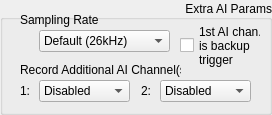
This is Bug_ExtraAIParams.ui in acorver/SpikeGL as Qt 5 draws it before an edit. The edited form follows.
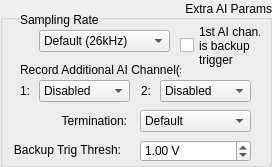
This is the edited form.

The edit to the form file:
```diff
--- a/Bug_ExtraAIParams.ui
+++ b/Bug_ExtraAIParams.ui
@@ -7,7 +7,7 @@
     <x>0</x>
     <y>0</y>
     <width>272</width>
-    <height>115</height>
+    <height>167</height>
    </rect>
   </property>
   <property name="windowTitle">
@@ -181,6 +181,110 @@
 trigger</string>
    </property>
   </widget>
+  <widget class="QLabel" name="aiTerminationLabel">
+   <property name="geometry">
+    <rect>
+     <x>6</x>
+     <y>110</y>
+     <width>121</width>
+     <height>22</height>
+    </rect>
+   </property>
+   <property name="toolTip">
+    <string>The termination setting to use for the AI channels.  See NI docs for an explanation of these terms.  Default is usually good enough.</string>
+   </property>
+   <property name="text">
+    <string>Termination:</string>
+   </property>
+   <property name="alignment">
+    <set>Qt::AlignRight|Qt::AlignTrailing|Qt::AlignVCenter</set>
+   </property>
+  </widget>
+  <widget class="QComboBox" name="terminationCB">
+   <property name="geometry">
+    <rect>
+     <x>140</x>
+     <y>110</y>
+     <width>111</width>
+     <height>22</height>
+    </rect>
+   </property>
+   <property name="toolTip">
+    <string>The termination setting to use for the AI channels.  See NI docs for an explanation of these terms.  Default is usually good enough.</string>
+   </property>
+   <item>
+    <property name="text">
+     <string>Default</string>
+    </property>
+   </item>
+   <item>
+    <property name="text">
+     <string>RSE</string>
+    </property>
+   </item>
+   <item>
+    <property name="text">
+     <string>NRSE</string>
+    </property>
+   </item>
+   <item>
+    <property name="text">
+     <string>Differential</string>
+    </property>
+   </item>
+   <item>
+    <property name="text">
+     <string>PseudoDifferential</string>
+    </property>
+   </item>
+  </widget>
+  <widget class="QLabel" name="threshLbl">
+   <property name="geometry">
+    <rect>
+     <x>10</x>
+     <y>140</y>
+     <width>111</width>
+     <height>20</height>
+    </rect>
+   </property>
+   <property name="toolTip">
+    <string>&lt;html&gt;&lt;head/&gt;&lt;body&gt;&lt;p&gt;Specify the threshold for AI triggering, if using AI as a backup trigger.&lt;/p&gt;&lt;p&gt;Otherwise this parameter is ignored.&lt;/p&gt;&lt;/body&gt;&lt;/html&gt;</string>
+   </property>
+   <property name="text">
+    <string>Backup Trig Thresh:</string>
+   </property>
+   <property name="alignment">
+    <set>Qt::AlignRight|Qt::AlignTrailing|Qt::AlignVCenter</set>
+   </property>
+  </widget>
+  <widget class="QDoubleSpinBox" name="thresh">
+   <property name="geometry">
+    <rect>
+     <x>140</x>
+     <y>140</y>
+     <width>111</width>
+     <height>22</height>
+    </rect>
+   </property>
+   <property name="toolTip">
+    <string>&lt;html&gt;&lt;head/&gt;&lt;body&gt;&lt;p&gt;Specify the threshold for AI triggering, if using AI as a backup trigger.&lt;/p&gt;&lt;p&gt;Otherwise this parameter is ignored.&lt;/p&gt;&lt;/body&gt;&lt;/html&gt;</string>
+   </property>
+   <property name="suffix">
+    <string> V</string>
+   </property>
+   <property name="minimum">
+    <double>-10.000000000000000</double>
+   </property>
+   <property name="maximum">
+    <double>10.000000000000000</double>
+   </property>
+   <property name="singleStep">
+    <double>0.250000000000000</double>
+   </property>
+   <property name="value">
+    <double>1.000000000000000</double>
+   </property>
+  </widget>
  </widget>
  <resources/>
  <connections/>
```
